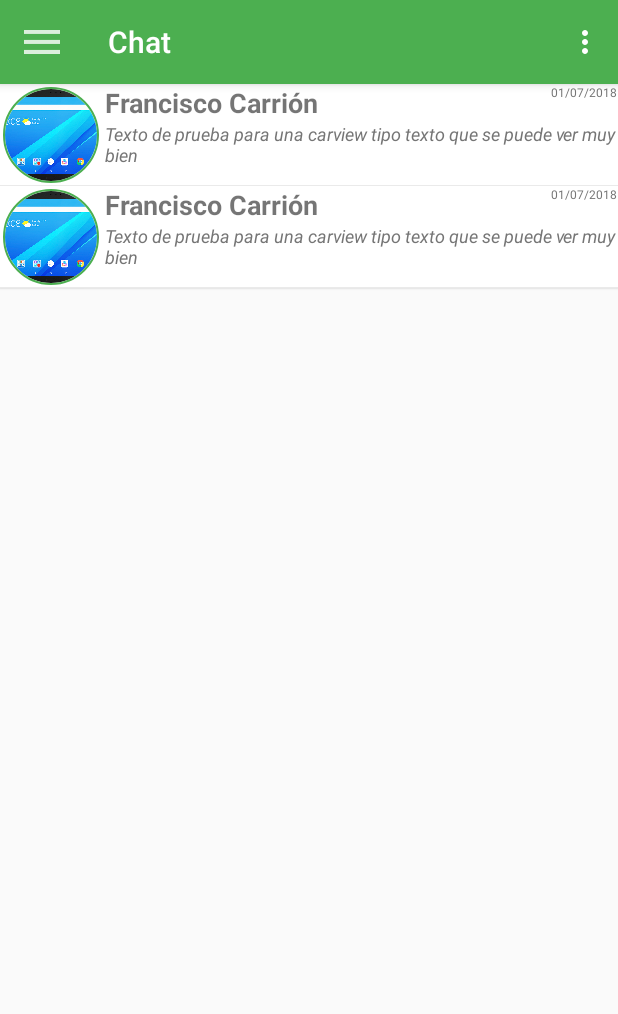
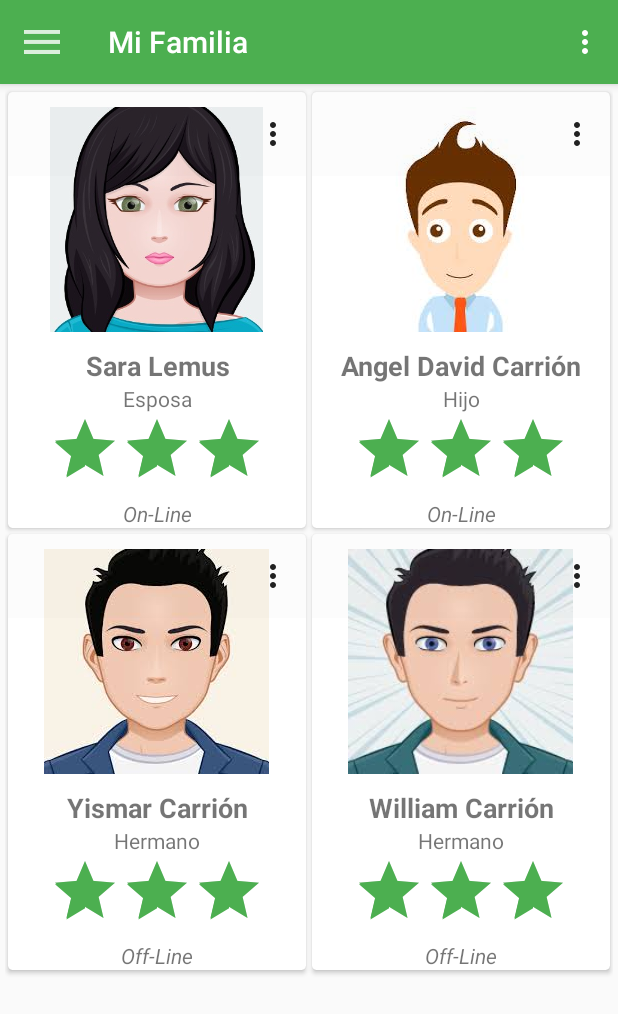
Before and after one commit to strikersfran/MyFamily, an Android app: the screen it shows after launch (MainActivity), in the side drawer, after a tap on "Mi Familia", on a phone screen of 412 x 824 dp. Shown: the top 1014 px of the screen. Run offline under Robolectric (Android 15) with nearby library versions, the phone set to English and light mode, and no system bars; our stand-ins replace Picasso; pictures from the network do not load.

Commit message:
CardView Mi Familia

```diff
--- a/app/src/main/java/ve/com/strikersfran/myfamily/MainActivity.java
+++ b/app/src/main/java/ve/com/strikersfran/myfamily/MainActivity.java
@@ -47,6 +47,10 @@ public class MainActivity extends AppCompatActivity {
                                 fragment = new ChatFragment();
                                 fragmentTransaction = true;
                                 break;
+                            case R.id.menu_opcion_mi_familia:
+                                fragment = new MiFamiliaFragment();
+                                fragmentTransaction = true;
+                                break;
                         }
 
                         if(fragmentTransaction) {
--- /dev/null
+++ b/app/src/main/java/ve/com/strikersfran/myfamily/MiFamilia.java
@@ -0,0 +1,38 @@
+package ve.com.strikersfran.myfamily;
+
+public class MiFamilia {
+
+    private String foto;
+    private String nombre;
+    private String parentesco;
+    private int rating;
+    private String estatus;
+
+    public MiFamilia(String foto, String nombre, String parentesco, int rating, String estatus) {
+        this.foto = foto;
+        this.nombre = nombre;
+        this.parentesco = parentesco;
+        this.rating = rating;
+        this.estatus = estatus;
+    }
+
+    public String getFoto() {
+        return foto;
+    }
+
+    public String getNombre() {
+        return nombre;
+    }
+
+    public String getParentesco() {
+        return parentesco;
+    }
+
+    public int getRating() {
+        return rating;
+    }
+
+    public String getEstatus() {
+        return estatus;
+    }
+}
--- /dev/null
+++ b/app/src/main/java/ve/com/strikersfran/myfamily/MiFamiliaAdapter.java
@@ -0,0 +1,76 @@
+package ve.com.strikersfran.myfamily;
+
+import android.content.Context;
+import android.support.annotation.NonNull;
+import android.support.v7.widget.RecyclerView;
+import android.support.v7.widget.Toolbar;
+import android.view.LayoutInflater;
+import android.view.View;
+import android.view.ViewGroup;
+import android.widget.ImageView;
+import android.widget.RatingBar;
+import android.widget.TextView;
+
+import com.squareup.picasso.Picasso;
+
+import java.util.List;
+import java.util.zip.Inflater;
+
+public class MiFamiliaAdapter extends RecyclerView.Adapter<MiFamiliaAdapter.MiFamiliaViewHolder> {
+
+    private List<MiFamilia> items;
+    private Context context;
+
+    public MiFamiliaAdapter(List<MiFamilia> items) {
+        this.items = items;
+    }
+
+    @NonNull
+    @Override
+    public MiFamiliaViewHolder onCreateViewHolder(@NonNull ViewGroup parent, int viewType) {
+
+        context = parent.getContext();
+        View v = LayoutInflater.from(context).inflate(R.layout.card_familia,parent,false);
+
+        return new MiFamiliaViewHolder(v);
+    }
+
+    @Override
+    public void onBindViewHolder(@NonNull MiFamiliaViewHolder holder, int position) {
+
+        holder.toolbar.inflateMenu(R.menu.menu_mifamilia);
+        Picasso.with(context).load(items.get(position).getFoto()).into(holder.imagenFamilia);
+        holder.nameFamilia.setText(items.get(position).getNombre());
+        holder.parentescoFamilia.setText(items.get(position).getParentesco());
+        holder.ratingFamilia.setRating(items.get(position).getRating());
+        holder.estatusFamilia.setText(items.get(position).getEstatus());
+
+    }
+
+    @Override
+    public int getItemCount() {
+        return items.size();
+    }
+
+    public static class MiFamiliaViewHolder extends RecyclerView.ViewHolder{
+
+        public Toolbar toolbar;
+        public ImageView imagenFamilia;
+        public TextView nameFamilia;
+        public TextView parentescoFamilia;
+        public RatingBar ratingFamilia;
+        public TextView estatusFamilia;
+
+        public MiFamiliaViewHolder(View itemView) {
+            super(itemView);
+
+            toolbar = (Toolbar) itemView.findViewById(R.id.tb_familia);
+            imagenFamilia = (ImageView) itemView.findViewById(R.id.imagen_familia);
+            nameFamilia = (TextView) itemView.findViewById(R.id.name_familia);
+            parentescoFamilia = (TextView) itemView.findViewById(R.id.parentesco_familia);
+            ratingFamilia = (RatingBar) itemView.findViewById(R.id.rating_familia);
+            estatusFamilia = (TextView) itemView.findViewById(R.id.estatus_familia);
+
+        }
+    }
+}
--- /dev/null
+++ b/app/src/main/java/ve/com/strikersfran/myfamily/MiFamiliaFragment.java
@@ -0,0 +1,59 @@
+package ve.com.strikersfran.myfamily;
+
+
+import android.nfc.tech.MifareClassic;
+import android.os.Bundle;
+import android.support.v4.app.Fragment;
+import android.support.v7.widget.GridLayoutManager;
+import android.support.v7.widget.LinearLayoutManager;
+import android.support.v7.widget.RecyclerView;
+import android.view.LayoutInflater;
+import android.view.View;
+import android.view.ViewGroup;
+
+import java.util.ArrayList;
+import java.util.List;
+
+
+/**
+ * A simple {@link Fragment} subclass.
+ */
+public class MiFamiliaFragment extends Fragment {
+
+    private RecyclerView recycler;
+    private RecyclerView.Adapter adapter;
+    private GridLayoutManager lManager;
+
+    public MiFamiliaFragment() {
+        // Required empty public constructor
+    }
+
+
+    @Override
+    public View onCreateView(LayoutInflater inflater, ViewGroup container,
+                             Bundle savedInstanceState) {
+        View myFragmentView = inflater.inflate(R.layout.fragment_mi_familia, container, false);
+
+        List items = new ArrayList();
+
+        items.add(new MiFamilia("file:///android_asset/avatar1.jpg","Sara Lemus","Esposa",3,"On-Line"));
+        items.add(new MiFamilia("file:///android_asset/avatar2.jpg","Angel David Carrión","Hijo",3,"On-Line"));
+        items.add(new MiFamilia("file:///android_asset/avatar3.jpg","Yismar Carrión","Hermano",3,"Off-Line"));
+        items.add(new MiFamilia("file:///android_asset/avatar4.jpg","William Carrión","Hermano",3,"Off-Line"));
+
+        // Obtener el Recycler
+        recycler = (RecyclerView) myFragmentView.findViewById(R.id.rv_mi_familia);
+        recycler.setHasFixedSize(true);
+
+        // Usar un administrador para LinearLayout
+        lManager = new GridLayoutManager(getContext(),2);
+        recycler.setLayoutManager(lManager);
+
+        // Crear un nuevo adaptador
+        adapter = new MiFamiliaAdapter(items);
+        recycler.setAdapter(adapter);
+
+        return myFragmentView;
+    }
+
+}
--- /dev/null
+++ b/app/src/main/res/layout/card_familia.xml
@@ -0,0 +1,81 @@
+<?xml version="1.0" encoding="utf-8"?>
+<android.support.v7.widget.CardView xmlns:android="http://schemas.android.com/apk/res/android"
+    xmlns:app="http://schemas.android.com/apk/res-auto"
+    xmlns:tools="http://schemas.android.com/tools"
+    android:layout_width="match_parent"
+    android:layout_height="wrap_content"
+    android:layout_margin="2dp"
+    app:cardCornerRadius="3dp">
+
+
+    <RelativeLayout
+        android:layout_width="match_parent"
+        android:layout_height="wrap_content">
+
+        <LinearLayout
+            android:layout_width="match_parent"
+            android:layout_height="wrap_content"
+            android:orientation="vertical">
+
+            <ImageView
+                android:id="@+id/imagen_familia"
+                android:layout_width="150dp"
+                android:layout_height="150dp"
+                android:layout_centerHorizontal="true"
+                android:layout_gravity="center"
+                android:layout_marginTop="10dp"
+                app:srcCompat="@drawable/ic_launcher_background" />
+
+            <TextView
+                android:id="@+id/name_familia"
+                android:layout_width="match_parent"
+                android:layout_height="wrap_content"
+                android:layout_alignParentTop="true"
+                android:layout_centerHorizontal="true"
+                android:layout_gravity="center_horizontal"
+                android:layout_marginTop="10dp"
+                android:text="@string/usaurio_test"
+                android:textAlignment="center"
+                android:textSize="18sp"
+                android:textStyle="bold" />
+
+            <TextView
+                android:id="@+id/parentesco_familia"
+                android:layout_width="match_parent"
+                android:layout_height="wrap_content"
+                android:layout_alignBottom="@+id/textView5"
+                android:layout_below="@+id/textView5"
+                android:layout_centerHorizontal="true"
+                android:text="TextView"
+                android:textAlignment="center"
+                android:textSize="14sp" />
+
+            <RatingBar
+                android:id="@+id/rating_familia"
+                android:layout_width="wrap_content"
+                android:layout_height="wrap_content"
+                android:layout_gravity="center_horizontal"
+                android:numStars="3"
+                android:rating="2"
+                android:stepSize="1" />
+
+            <TextView
+                android:id="@+id/estatus_familia"
+                android:layout_width="match_parent"
+                android:layout_height="wrap_content"
+                android:text="TextView"
+                android:textAlignment="center"
+                android:textStyle="italic" />
+
+        </LinearLayout>
+
+    </RelativeLayout>
+
+    <android.support.v7.widget.Toolbar
+        android:id="@+id/tb_familia"
+        android:layout_width="match_parent"
+        android:layout_height="wrap_content"
+        android:background="@color/cardview_shadow_end_color"
+        android:minHeight="?attr/actionBarSize"
+        android:theme="?attr/actionBarTheme" />
+</android.support.v7.widget.CardView>
--- /dev/null
+++ b/app/src/main/res/layout/fragment_mi_familia.xml
@@ -0,0 +1,17 @@
+<?xml version="1.0" encoding="utf-8"?>
+<FrameLayout xmlns:android="http://schemas.android.com/apk/res/android"
+    xmlns:tools="http://schemas.android.com/tools"
+    android:layout_width="match_parent"
+    android:layout_height="match_parent"
+    tools:context=".MiFamiliaFragment">
+
+    <!-- TODO: Update blank fragment layout -->
+    <android.support.v7.widget.RecyclerView
+        xmlns:android="http://schemas.android.com/apk/res/android"
+        android:id="@+id/rv_mi_familia"
+        android:layout_width="match_parent"
+        android:layout_height="match_parent"
+        android:padding="3dp"
+        android:scrollbars="vertical" />
+
+</FrameLayout>
--- /dev/null
+++ b/app/src/main/res/menu/menu_mifamilia.xml
@@ -0,0 +1,13 @@
+<?xml version="1.0" encoding="utf-8"?>
+<menu xmlns:android="http://schemas.android.com/apk/res/android">
+
+    <item
+        android:id="@+id/mf_ini_chat"
+        android:title="@string/opcion_ini_chat" />
+    <item
+        android:id="@+id/mf_ver_perfil"
+        android:title="@string/opcion_ver_perfil" />
+    <item
+        android:id="@+id/mf_eliminar"
+        android:title="@string/opcion_eliminar" />
+</menu>
--- a/app/src/main/res/values/strings.xml
+++ b/app/src/main/res/values/strings.xml
@@ -20,4 +20,9 @@
     <string name="opcion_guardar">Guardar</string>
     <string name="opcion_ver_pub">Ver Publicación</string>
     <string name="opcion_no_ver_pub">No Querio Ver</string>
+
+    <string name="opcion_ini_chat">Iniciar Chat</string>
+    <string name="opcion_eliminar">Eliminar</string>
+    <string name="opcion_ver_perfil">Ver Perfil</string>
+
 </resources>
```
